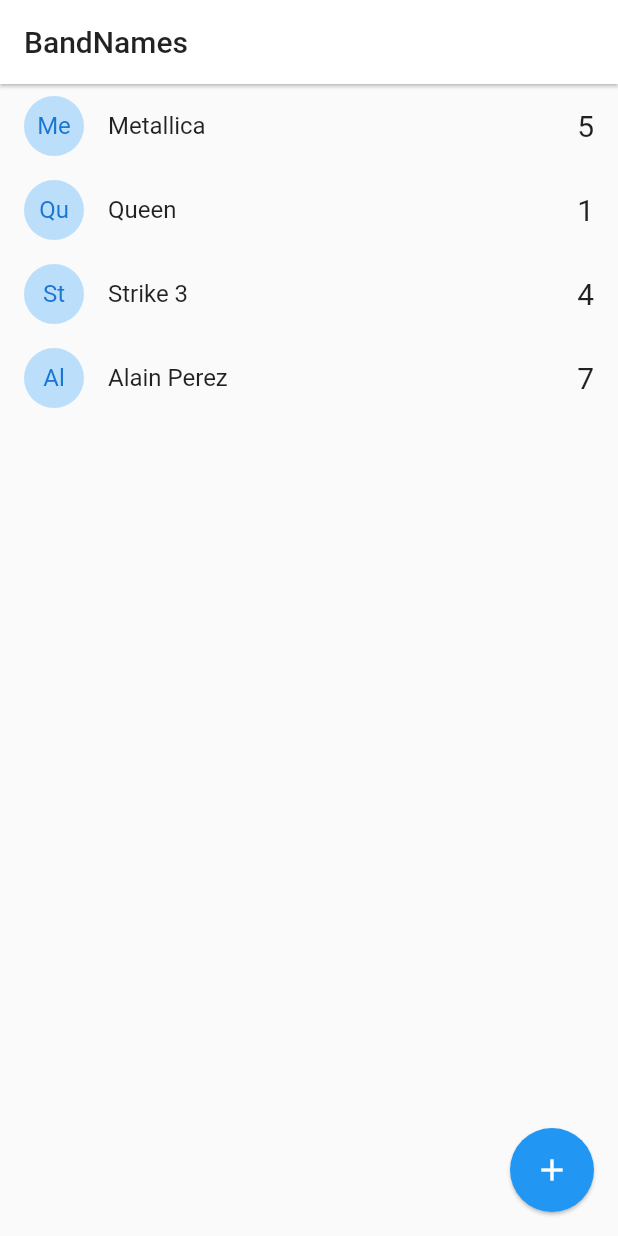
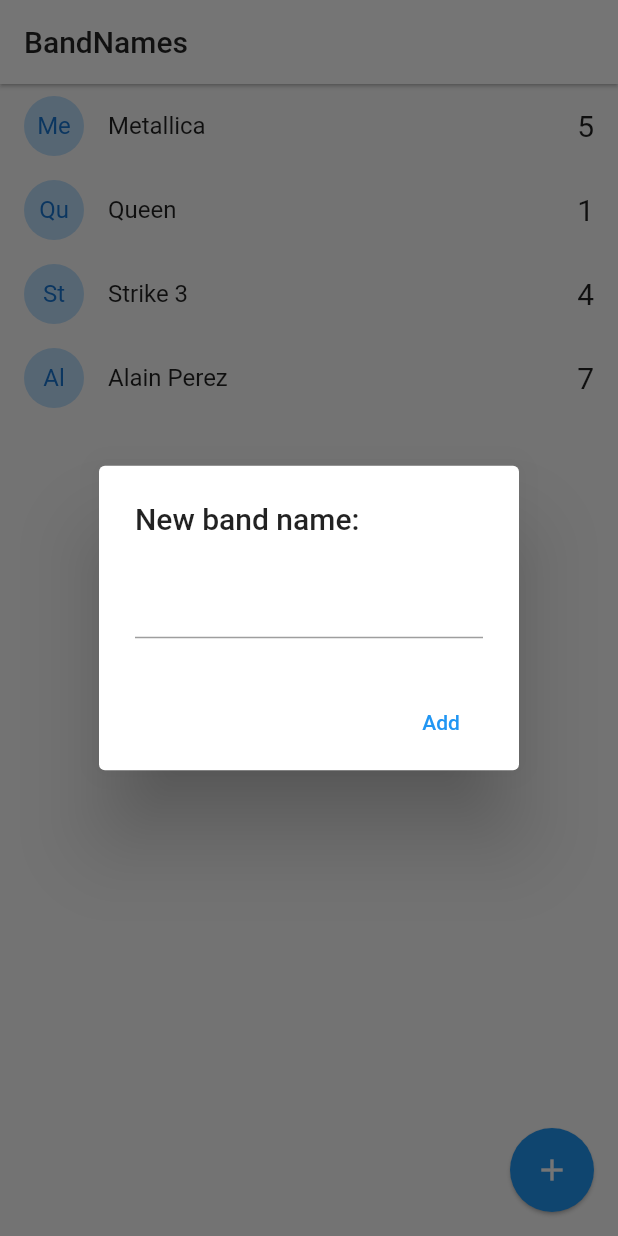
Before and after one commit to efraindrummer/Flutter-BandNamesApp, a Flutter app: the screen it shows after launch, after a tap on the "add" icon, on a phone screen of 412 x 824 dp. Run offline on Flutter 3.47's test engine with Material 2 defaults, Android fonts, the phone set to English and light mode, and no system bars.

```diff
--- a/lib/pages/home.dart
+++ b/lib/pages/home.dart
@@ -1,4 +1,7 @@
+import 'dart:io';
+
 import 'package:bandnamesapp/models/band.dart';
+import 'package:flutter/cupertino.dart';
 import 'package:flutter/material.dart';
 
 class HomePage extends StatefulWidget {
@@ -31,7 +34,7 @@ class _HomePageState extends State<HomePage> {
       floatingActionButton: FloatingActionButton(
         child: Icon(Icons.add),
         elevation: 1,
-        onPressed: (){},
+        onPressed: addNewBand,
       ),
     );
   }
@@ -49,4 +52,68 @@ class _HomePageState extends State<HomePage> {
       },
     );
   }
+
+  addNewBand(){
+
+    final textController = new TextEditingController();
+
+    if(Platform.isAndroid){
+      //este dialogo sera apara android
+      return showDialog(
+        context: context,
+        builder: (context){
+          return AlertDialog(
+            title: Text('New band name:'),
+            content: TextField(
+              controller: textController,
+            ),
+            actions: <Widget>[
+              MaterialButton(
+                child: Text('Add'),
+                elevation: 5,
+                textColor: Colors.blue,
+                onPressed: () => addBandToList(textController.text),
+              )
+            ],
+          );
+        }
+      );
+    }
+
+    showCupertinoDialog(
+      context: context,
+      builder: (_){
+        return CupertinoAlertDialog(
+          title: Text('New band name:'),
+          content: CupertinoTextField(
+            controller: textController
+          ),
+          actions: <Widget>[
+            CupertinoDialogAction(
+              isDefaultAction: true,
+              child: Text('Add'),
+              onPressed: () => addBandToList(textController.text),
+            ),
+            CupertinoDialogAction(
+              isDestructiveAction: true,
+              child: Text('Dismiss'),
+              onPressed: () => Navigator.pop(context),
+            )
+          ],
+        );
+      }
+    );
+  }
+
+
+  void addBandToList(String name){
+    print(name);
+    if(name.length > 1){
+      //agregar a la banda
+      this.bands.add(new Band(id: DateTime.now().toString(), name: name, votes: 0));
+      setState(() {});
+    }
+
+    Navigator.pop(context);
+  }
 }
```
